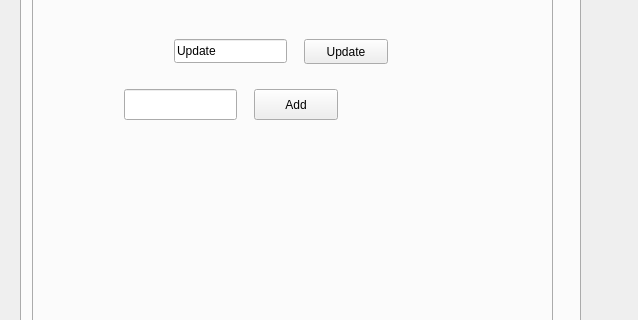
Qt form viewteacherdialog.ui (MrRisoni/Gauss) before a commit; both pictures show x 0 to 638 and y 203 to 523 of the 638 by 670 pixel window.
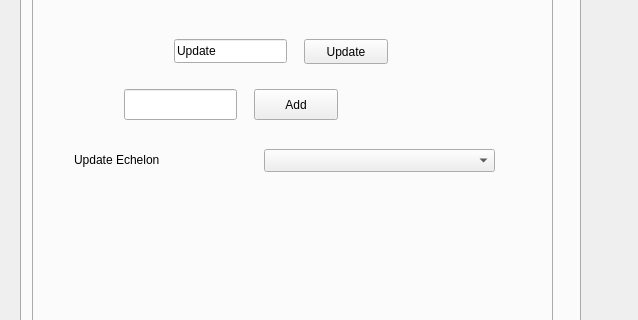
The same form after that commit. The open tabs and pages were chosen to show the change.

The edit to the form file:
```diff
--- a/viewteacherdialog.ui
+++ b/viewteacherdialog.ui
@@ -670,6 +670,29 @@
         <string>Update</string>
        </property>
       </widget>
+      <widget class="QLabel" name="label_10">
+       <property name="geometry">
+        <rect>
+         <x>40</x>
+         <y>180</y>
+         <width>171</width>
+         <height>21</height>
+        </rect>
+       </property>
+       <property name="text">
+        <string>Update Echelon</string>
+       </property>
+      </widget>
+      <widget class="QComboBox" name="comboNewEchelon">
+       <property name="geometry">
+        <rect>
+         <x>230</x>
+         <y>180</y>
+         <width>231</width>
+         <height>23</height>
+        </rect>
+       </property>
+      </widget>
      </widget>
     </widget>
     <widget class="QLabel" name="label_68">
```
